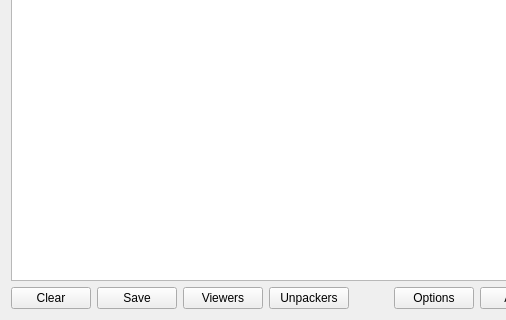
Before: the Qt Designer form gui_source/guimainwindow.ui in horsicq/XVedogon, drawn with Qt 5; both pictures show x 0 to 506 and y 94 to 414 of the 657 by 414 pixel window.
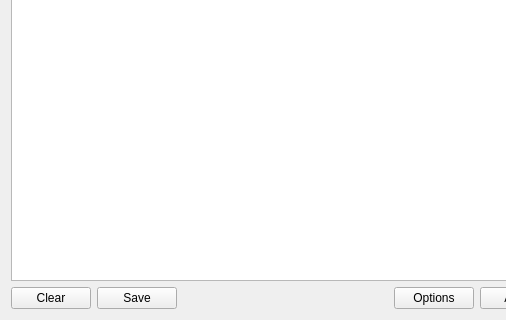
After: the same form once the commit is applied.

What changed in the file:
```diff
--- a/gui_source/guimainwindow.ui
+++ b/gui_source/guimainwindow.ui
@@ -103,20 +103,6 @@
         </property>
        </widget>
       </item>
-      <item>
-       <widget class="QPushButton" name="pushButtonViewers">
-        <property name="text">
-         <string>Viewers</string>
-        </property>
-       </widget>
-      </item>
-      <item>
-       <widget class="QPushButton" name="pushButtonUnpackers">
-        <property name="text">
-         <string>Unpackers</string>
-        </property>
-       </widget>
-      </item>
       <item>
        <spacer name="horizontalSpacer_2">
         <property name="orientation">
```
